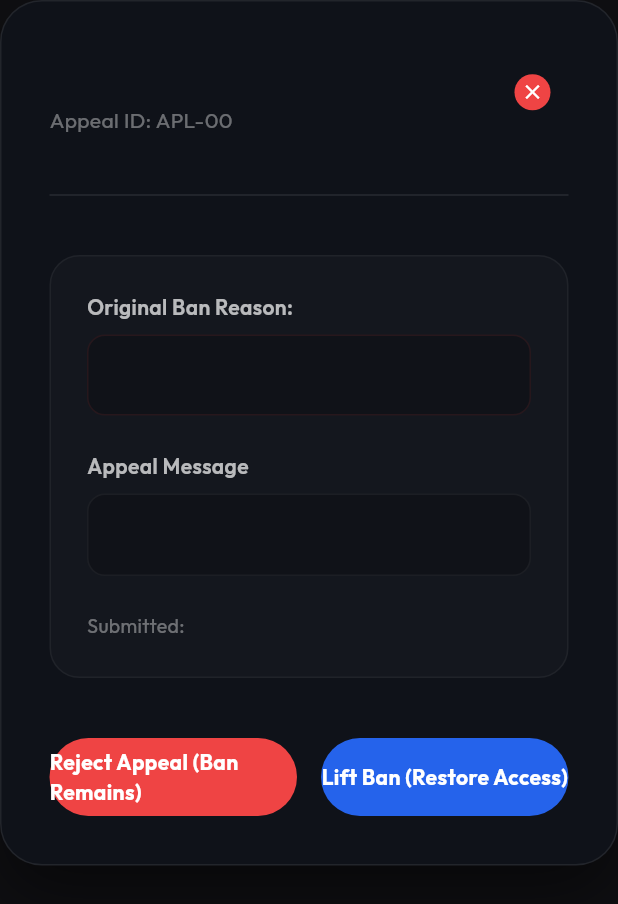
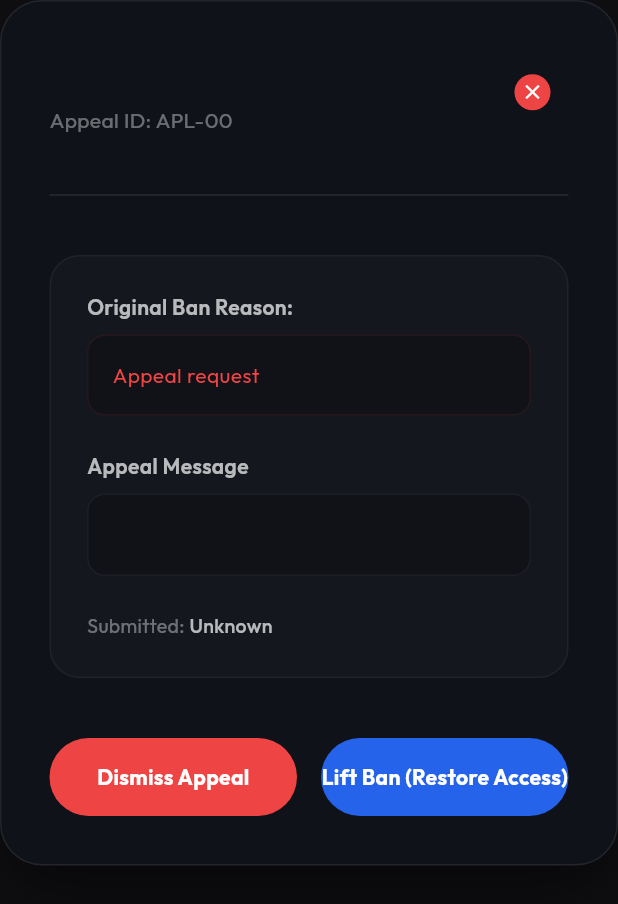
Before and after one commit to mdtayobali13/erron_deshbord, a Flutter app: the AppealReviewPopup widget shown alone on an empty page, opened directly with empty values, on a phone screen of 412 x 824 dp. Shown: the top 904 px of the screen. Run offline on Flutter 3.47's test engine with Material 3 defaults, Android fonts, the light colour scheme and no system bars; our stand-ins replace fl_chart, google_fonts, motion_toast, shared_preferences; accounts and stored records are empty; network calls fail.

Commit message:
complete deshbord

```diff
--- a/lib/models/appeal_model.dart
+++ b/lib/models/appeal_model.dart
@@ -1,19 +1,162 @@
+class AppealUser {
+  final String? id;
+  final String? firstName;
+  final String? lastName;
+  final String? email;
+  final String? phoneNumber;
+  final int? coins;
+  final bool? isOnline;
+  final int? followingCount;
+  final int? followersCount;
+  final int? totalLikes;
+  final bool? isVerified;
+  final String? profileImage;
+  final String? coverImage;
+  final String? bio;
+  final String? gender;
+  final String? country;
+  final String? dateOfBirth;
+  final int? shady;
+  final String? authProvider;
+  final String? createdAt;
+  final String? updatedAt;
+  final String? role;
+  final String? otp;
+  final String? accountStatus;
+  final dynamic kyc;
+
+  AppealUser({
+    this.id,
+    this.firstName,
+    this.lastName,
+    this.email,
+    this.phoneNumber,
+    this.coins,
+    this.isOnline,
+    this.followingCount,
+    this.followersCount,
+    this.totalLikes,
+    this.isVerified,
+    this.profileImage,
+    this.coverImage,
+    this.bio,
+    this.gender,
+    this.country,
+    this.dateOfBirth,
+    this.shady,
+    this.authProvider,
+    this.createdAt,
+    this.updatedAt,
+    this.role,
+    this.otp,
+    this.accountStatus,
+    this.kyc,
+  });
+
+  factory AppealUser.fromJson(Map<String, dynamic> json) {
+    return AppealUser(
+      id: json['id'],
+      firstName: json['first_name'],
+      lastName: json['last_name'],
+      email: json['email'],
+      phoneNumber: json['phone_number'],
+      coins: json['coins'],
+      isOnline: json['is_online'],
+      followingCount: json['following_count'],
+      followersCount: json['followers_count'],
+      totalLikes: json['total_likes'],
+      isVerified: json['is_verified'],
+      profileImage: json['profile_image'],
+      coverImage: json['cover_image'],
+      bio: json['bio'],
+      gender: json['gender'],
+      country: json['country'],
+      dateOfBirth: json['date_of_birth'],
+      shady: json['shady'],
+      authProvider: json['auth_provider'],
+      createdAt: json['created_at'],
+      updatedAt: json['updated_at'],
+      role: json['role'],
+      otp: json['otp'],
+      accountStatus: json['account_status'],
+      kyc: json['kyc'],
+    );
+  }
+}
+
 class Appeal {
-  final String id;
-  final String userName;
-  final String userAvatar;
-  final String timeAgo;
-  final String originalReason;
-  final String appealMessage;
-  final String status;
+  final String? id;
+  final String? message;
+  final String? status;
+  final AppealUser? user;
+  final List<dynamic>? reports;
+  final List<dynamic>? reportReviews;
+  final String? createdAt;
+  final String? updatedAt;
 
   Appeal({
-    required this.id,
-    required this.userName,
-    required this.userAvatar,
-    required this.timeAgo,
-    required this.originalReason,
-    required this.appealMessage,
-    required this.status,
+    this.id,
+    this.message,
+    this.status,
+    this.user,
+    this.reports,
+    this.reportReviews,
+    this.createdAt,
+    this.updatedAt,
   });
+
+  factory Appeal.fromJson(Map<String, dynamic> json) {
+    return Appeal(
+      id: json['id'],
+      message: json['message'],
+      status: json['status'],
+      user: json['user'] != null ? AppealUser.fromJson(json['user']) : null,
+      reports: json['reports'] ?? [],
+      reportReviews: json['report_reviews'] ?? [],
+      createdAt: json['created_at'],
+      updatedAt: json['updated_at'],
+    );
+  }
+
+  String get userName {
+    if (user == null) return 'Unknown User';
+    return '${user!.firstName ?? ''} ${user!.lastName ?? ''}'.trim();
+  }
+
+  String get userAvatar {
+    return user?.profileImage ??
+        'https://i.pravatar.cc/150?u=${user?.email ?? 'default'}';
+  }
+
+  String get timeAgo {
+    if (createdAt == null) return 'Unknown';
+    try {
+      final dateTime = DateTime.parse(createdAt!);
+      final difference = DateTime.now().difference(dateTime);
+
+      if (difference.inDays > 0) {
+        return '${difference.inDays} day${difference.inDays > 1 ? 's' : ''} ago';
+      } else if (difference.inHours > 0) {
+        return '${difference.inHours} hour${difference.inHours > 1 ? 's' : ''} ago';
+      } else if (difference.inMinutes > 0) {
+        return '${difference.inMinutes} min ago';
+      } else {
+        return 'Just now';
+      }
+    } catch (e) {
+      return 'Unknown';
+    }
+  }
+
+  String get originalReason {
+    // This would come from the reports array if available
+    if (reports != null && reports!.isNotEmpty) {
+      return 'Violation reported';
+    }
+    return 'Appeal request';
+  }
+
+  String get appealMessage {
+    return message ?? 'No message provided';
+  }
 }
--- a/lib/models/live_stream_model.dart
+++ b/lib/models/live_stream_model.dart
@@ -28,5 +28,10 @@ class LiveStream {
     required this.streamId,
     this.rawId,
     this.views = 0,
+    this.livekitToken,
+    this.hostIdentity,
   }) : shadyPercentage = 100 - legitPercentage;
+
+  final String? livekitToken;
+  final String? hostIdentity;
 }
--- a/lib/utils/app_urls.dart
+++ b/lib/utils/app_urls.dart
@@ -9,7 +9,10 @@ class AppUrls {
   static const String pendingKyc = "$base/users/kyc/stats/pending";
   static const String activeStreamsList = "$base/streaming/all/streams";
   static const String resumeStream = "$base/streaming/resume";
+  static const String freezeStream = "$base/streaming/freeze";
   static const String stopStream = "$base/streaming/stop";
+  static const String liveKitBaseUrl =
+      "https://liveworld-l78cuzu0.livekit.cloud";
   static const String reports = "$base/streaming/interactions/report";
   static const String updateUserStatus =
       "$authBase/moderator/update-user-status";
--- a/lib/view_models/appeals_view_model.dart
+++ b/lib/view_models/appeals_view_model.dart
@@ -1,63 +1,18 @@
 import 'package:flutter/material.dart';
 import '../models/appeal_model.dart';
+import '../services/network_caller.dart';
 
 class AppealsViewModel extends ChangeNotifier {
-  final List<Appeal> _appeals = [
-    Appeal(
-      id: "1",
-      userName: "Dianne Russell",
-      userAvatar: "https://i.pravatar.cc/150?u=dianne",
-      timeAgo: "2 hours ago",
-      originalReason: "Nudity in stream",
-      appealMessage:
-          "I sincerely apologize for my actions. It was a mistake and I was not aware that my clothing violated the community guidelines. I have reviewed the rules thoroughly and promise to follow them strictly going forward. Please give me another chance to be part of this community.",
-      status: "Pending",
-    ),
-    Appeal(
-      id: "2",
-      userName: "Dianne Russell",
-      userAvatar: "https://i.pravatar.cc/150?u=dianne",
-      timeAgo: "2 hours ago",
-      originalReason: "Harassment of other users",
-      appealMessage:
-          "I deeply regret my behavior towards other community members. I was going through a difficult time, but that is no excuse. I have taken time to reflect on my actions and understand the harm I caused. I would be grateful for the opportunity to make amends and contribute positively to the platform.",
-      status: "Pending",
-    ),
-    Appeal(
-      id: "3",
-      userName: "Dianne Russell",
-      userAvatar: "https://i.pravatar.cc/150?u=dianne",
-      timeAgo: "2 hours ago",
-      originalReason: "Scam attempt",
-      appealMessage:
-          "I understand why I was banned and I take full responsibility. What I did was wrong and violated the trust of the community. I have learned my lesson and would never attempt anything like that again. I miss being part of this platform and hope you can find it in your hearts to give me one more chance.",
-      status: "Pending",
-    ),
-    Appeal(
-      id: "4",
-      userName: "Guy Hawkins",
-      userAvatar: "https://i.pravatar.cc/150?u=guy",
-      timeAgo: "5 hours ago",
-      originalReason: "Spamming",
-      appealMessage:
-          "I was just trying to share some interesting links with my friends. I didn't realize it would be considered spam. I'll be more careful next time.",
-      status: "Pending",
-    ),
-    Appeal(
-      id: "5",
-      userName: "Eleanor Pena",
-      userAvatar: "https://i.pravatar.cc/150?u=eleanor",
-      timeAgo: "1 day ago",
-      originalReason: "Inappropriate language",
-      appealMessage:
-          "I'm sorry for the words I used. I was frustrated and lost my cool. It won't happen again.",
-      status: "Pending",
-    ),
-  ];
+  List<Appeal> _appeals = [];
+  bool _isLoading = false;
+  String? _errorMessage;
 
   int _currentPage = 1;
   final int _itemsPerPage = 3;
 
+  List<Appeal> get appeals => _appeals;
+  bool get isLoading => _isLoading;
+  String? get errorMessage => _errorMessage;
   int get currentPage => _currentPage;
 
   List<Appeal> get displayedAppeals {
@@ -70,7 +25,73 @@ class AppealsViewModel extends ChangeNotifier {
     );
   }
 
-  int get totalPages => (_appeals.length / _itemsPerPage).ceil();
+  int get totalPages =>
+      _appeals.isEmpty ? 1 : (_appeals.length / _itemsPerPage).ceil();
+
+  AppealsViewModel() {
+    fetchAppeals();
+  }
+
+  Future<void> fetchAppeals() async {
+    _isLoading = true;
+    _errorMessage = null;
+    notifyListeners();
+
+    try {
+      print('📞 Fetching appeals from API...');
+      final response = await NetworkCaller.getRequest(
+        'https://erronliveapp.mtscorporate.com/api/v1/apologies/',
+      );
+
+      print('📊 Response Status: ${response.statusCode}');
+      print('📊 Response Success: ${response.isSuccess}');
+
+      if (response.isSuccess) {
+        final data = response.responseData;
+
+        print('📊 Response Data Type: ${data.runtimeType}');
+        print('📊 Response Data: $data');
+
+        // Handle both single object and array responses
+        if (data is Map<String, dynamic>) {
+          // API returns a single object
+          _appeals = [Appeal.fromJson(data)];
+          print('✅ Fetched 1 appeal from API');
+        } else if (data is List) {
+          _appeals = data.map((json) => Appeal.fromJson(json)).toList();
+          print('✅ Fetched ${_appeals.length} appeals from array');
+        } else {
+          _appeals = [];
+          print('⚠️ Unexpected data format: ${data.runtimeType}');
+        }
+      } else {
+        // If the endpoint doesn't exist or returns an error, just show empty state
+        // This is not a critical error - the feature might not be implemented yet
+        _appeals = [];
+        if (response.statusCode == 404) {
+          print('ℹ️ Appeals endpoint not found (404) - showing empty state');
+        } else if (response.statusCode == 401) {
+          _errorMessage = 'Unauthorized - Please login again';
+          print('❌ Unauthorized access to appeals');
+        } else {
+          _errorMessage =
+              response.errorMessage ??
+              'Failed to fetch appeals (Status: ${response.statusCode})';
+          print('❌ Error fetching appeals: $_errorMessage');
+          print('❌ Response data: ${response.responseData}');
+        }
+      }
+    } catch (e, stackTrace) {
+      // Don't show error to user if it's just a network issue
+      // Just show empty state
+      _appeals = [];
+      print('❌ Exception fetching appeals: $e');
+      print('❌ Stack trace: $stackTrace');
+    } finally {
+      _isLoading = false;
+      notifyListeners();
+    }
+  }
 
   void setPage(int page) {
     _currentPage = page;
@@ -90,4 +111,34 @@ class AppealsViewModel extends ChangeNotifier {
       notifyListeners();
     }
   }
+
+  Future<bool> reviewAppeal(String appealId, String action) async {
+    try {
+      print('📝 Reviewing appeal $appealId with action: $action');
+
+      final response = await NetworkCaller.patchRequest(
+        'https://erronliveapp.mtscorporate.com/api/v1/apologies/$appealId/review',
+        body: {
+          'action': action, // APOLOGY_ACCEPTED or APOLOGY_REJECTED
+        },
+      );
+
+      print('📊 Review Response Status: ${response.statusCode}');
+      print('📊 Review Response Success: ${response.isSuccess}');
+
+      if (response.isSuccess) {
+        print('✅ Appeal reviewed successfully');
+        // Refresh the appeals list
+        await fetchAppeals();
+        return true;
+      } else {
+        print('❌ Failed to review appeal: ${response.statusCode}');
+        print('❌ Response: ${response.responseData}');
+        return false;
+      }
+    } catch (e) {
+      print('❌ Exception reviewing appeal: $e');
+      return false;
+    }
+  }
 }
--- a/lib/views/components/appeal_card.dart
+++ b/lib/views/components/appeal_card.dart
@@ -103,7 +103,7 @@ class AppealCard extends StatelessWidget {
                   borderRadius: BorderRadius.circular(8),
                 ),
                 child: Text(
-                  appeal.status,
+                  appeal.status ?? 'PENDING',
                   style: GoogleFonts.outfit(
                     color: Colors.orange,
                     fontSize: 10,
--- a/lib/views/components/appeal_review_popup.dart
+++ b/lib/views/components/appeal_review_popup.dart
@@ -1,6 +1,8 @@
 import 'package:flutter/material.dart';
 import 'package:google_fonts/google_fonts.dart';
+import 'package:provider/provider.dart';
 import '../../models/appeal_model.dart';
+import '../../view_models/appeals_view_model.dart';
 import '../../utils/toast_helper.dart';
 
 class AppealReviewPopup extends StatelessWidget {
@@ -165,17 +167,44 @@ class AppealReviewPopup extends StatelessWidget {
           const SizedBox(height: 40),
 
           // Action Buttons
-          Row(
+          Consumer<AppealsViewModel>(
+            builder: (context, viewModel, child) => Row(
               children: [
                 Expanded(
                   child: GestureDetector(
-                  onTap: () {
+                    onTap: () async {
+                      if (appeal.id == null) {
                         ToastHelper.error(
                           context,
-                      title: "Appeal Rejected",
-                      message: "The user's ban will remain in effect",
+                          title: "Error",
+                          message: "Invalid appeal ID",
+                        );
+                        return;
+                      }
+
+                      // Call API to dismiss appeal
+                      final success = await viewModel.reviewAppeal(
+                        appeal.id!,
+                        'DISMISS',
+                      );
+
+                      if (context.mounted) {
+                        if (success) {
+                          ToastHelper.error(
+                            context,
+                            title: "Appeal Dismissed",
+                            message: "The appeal has been dismissed",
                           );
                           Navigator.pop(context);
+                        } else {
+                          ToastHelper.error(
+                            context,
+                            title: "Error",
+                            message:
+                                "Failed to dismiss appeal. Please try again.",
+                          );
+                        }
+                      }
                     },
                     child: Container(
                       height: 52,
@@ -185,7 +214,7 @@ class AppealReviewPopup extends StatelessWidget {
                       ),
                       child: Center(
                         child: Text(
-                        "Reject Appeal (Ban Remains)",
+                          "Dismiss Appeal",
                           style: GoogleFonts.outfit(
                             color: Colors.white,
                             fontWeight: FontWeight.bold,
@@ -199,13 +228,40 @@ class AppealReviewPopup extends StatelessWidget {
                 const SizedBox(width: 16),
                 Expanded(
                   child: GestureDetector(
-                  onTap: () {
+                    onTap: () async {
+                      if (appeal.id == null) {
+                        ToastHelper.error(
+                          context,
+                          title: "Error",
+                          message: "Invalid appeal ID",
+                        );
+                        return;
+                      }
+
+                      // Call API to accept appeal
+                      final success = await viewModel.reviewAppeal(
+                        appeal.id!,
+                        'APOLOGY_ACCEPTED',
+                      );
+
+                      if (context.mounted) {
+                        if (success) {
                           ToastHelper.success(
                             context,
                             title: "Ban Lifted",
-                      message: "User access has been successfully restored",
+                            message:
+                                "User access has been successfully restored",
                           );
                           Navigator.pop(context);
+                        } else {
+                          ToastHelper.error(
+                            context,
+                            title: "Error",
+                            message:
+                                "Failed to accept appeal. Please try again.",
+                          );
+                        }
+                      }
                     },
                     child: Container(
                       height: 52,
@@ -228,6 +284,7 @@ class AppealReviewPopup extends StatelessWidget {
                 ),
               ],
             ),
+          ),
         ],
       ),
     );
--- a/lib/views/splash_screen.dart
+++ b/lib/views/splash_screen.dart
@@ -19,9 +19,7 @@ class _SplashScreenState extends State<SplashScreen> {
   }
 
   Future<void> _checkLoginStatus() async {
-    // Artificial delay for splash effect
-    await Future.delayed(const Duration(seconds: 2));
-
+    // Check login status immediately without delay
     final isLoggedIn = await PrefsService.isLoggedIn();
 
     if (mounted) {
```
Also changed, not shown: lib/services/network_caller.dart (+12 -0 lines), lib/view_models/live_monitor_view_model.dart (+7 -8 lines), lib/views/all_screen/appeals_center_screen.dart (+42 -4 lines). Lines whose indentation alone changed are shown as unchanged.
